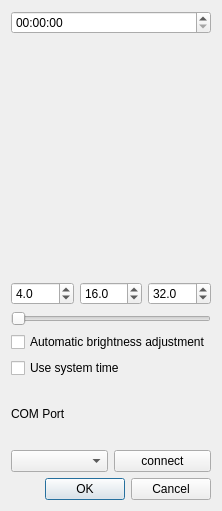
Old version of the form Software/PyClockSetup/pyclocksetup.ui in the repository kuellenberg/7-Segment-RGB-Clock.
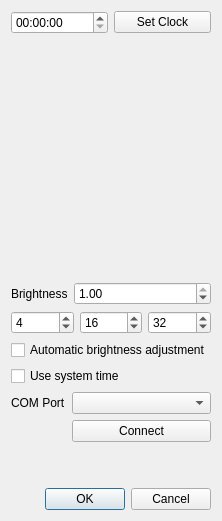
New version of the form. Custom widgets are drawn as their Qt base class.

Diff of the .ui file:
```diff
--- a/Software/PyClockSetup/pyclocksetup.ui
+++ b/Software/PyClockSetup/pyclocksetup.ui
@@ -7,15 +7,9 @@
     <x>0</x>
     <y>0</y>
     <width>218</width>
-    <height>511</height>
+    <height>519</height>
    </rect>
   </property>
-  <property name="sizePolicy">
-   <sizepolicy hsizetype="Preferred" vsizetype="Preferred">
-    <horstretch>0</horstretch>
-    <verstretch>0</verstretch>
-   </sizepolicy>
-  </property>
   <property name="minimumSize">
    <size>
     <width>0</width>
@@ -24,23 +18,34 @@
   </property>
   <property name="maximumSize">
    <size>
-    <width>221</width>
-    <height>511</height>
+    <width>1000</width>
+    <height>1000</height>
    </size>
   </property>
   <property name="windowTitle">
    <string>PyClockSetup</string>
   </property>
-  <layout class="QVBoxLayout" name="verticalLayout">
+  <layout class="QVBoxLayout" name="verticalLayout" stretch="0,0,0,0,0,0,0,0,1,0">
    <item>
-    <widget class="QTimeEdit" name="timeEdit">
-     <property name="displayFormat">
-      <string>HH:mm:ss</string>
-     </property>
-     <property name="timeSpec">
-      <enum>Qt::LocalTime</enum>
-     </property>
-    </widget>
+    <layout class="QHBoxLayout" name="horizontalLayout">
+     <item>
+      <widget class="QTimeEdit" name="timeEdit">
+       <property name="displayFormat">
+        <string>HH:mm:ss</string>
+       </property>
+       <property name="timeSpec">
+        <enum>Qt::LocalTime</enum>
+       </property>
+      </widget>
+     </item>
+     <item>
+      <widget class="QPushButton" name="setClockButton">
+       <property name="text">
+        <string>Set Clock</string>
+       </property>
+      </widget>
+     </item>
+    </layout>
    </item>
    <item>
     <widget class="ColorPicker" name="cp" native="true">
@@ -74,65 +79,79 @@
      </property>
     </widget>
    </item>
+   <item>
+    <layout class="QFormLayout" name="formLayout_4">
+     <item row="0" column="0">
+      <widget class="QLabel" name="label_2">
+       <property name="text">
+        <string>Brightness</string>
+       </property>
+      </widget>
+     </item>
+     <item row="0" column="1">
+      <widget class="QDoubleSpinBox" name="brightness">
+       <property name="decimals">
+        <number>2</number>
+       </property>
+       <property name="minimum">
+        <double>0.000000000000000</double>
+       </property>
+       <property name="maximum">
+        <double>1.000000000000000</double>
+       </property>
+       <property name="singleStep">
+        <double>0.100000000000000</double>
+       </property>
+       <property name="value">
+        <double>1.000000000000000</double>
+       </property>
+      </widget>
+     </item>
+    </layout>
+   </item>
    <item>
     <layout class="QHBoxLayout" name="horizontalLayout_2">
      <item>
-      <widget class="QDoubleSpinBox" name="redDiv">
-       <property name="decimals">
-        <number>1</number>
-       </property>
+      <widget class="QSpinBox" name="redDiv">
        <property name="minimum">
-        <double>2.000000000000000</double>
+        <number>2</number>
        </property>
        <property name="maximum">
-        <double>255.000000000000000</double>
+        <number>127</number>
        </property>
        <property name="value">
-        <double>4.000000000000000</double>
+        <number>4</number>
        </property>
       </widget>
      </item>
      <item>
-      <widget class="QDoubleSpinBox" name="greenDiv">
-       <property name="decimals">
-        <number>1</number>
-       </property>
+      <widget class="QSpinBox" name="greenDiv">
        <property name="minimum">
-        <double>2.000000000000000</double>
+        <number>2</number>
        </property>
        <property name="maximum">
-        <double>256.000000000000000</double>
+        <number>127</number>
        </property>
        <property name="value">
-        <double>16.000000000000000</double>
+        <number>16</number>
        </property>
       </widget>
      </item>
      <item>
-      <widget class="QDoubleSpinBox" name="blueDiv">
-       <property name="decimals">
-        <number>1</number>
-       </property>
+      <widget class="QSpinBox" name="blueDiv">
        <property name="minimum">
-        <double>2.000000000000000</double>
+        <number>5</number>
        </property>
        <property name="maximum">
-        <double>256.000000000000000</double>
+        <number>127</number>
        </property>
        <property name="value">
-        <double>32.000000000000000</double>
+        <number>32</number>
        </property>
       </widget>
      </item>
     </layout>
    </item>
-   <item>
-    <widget class="QSlider" name="brightnessSlider">
-     <property name="orientation">
-      <enum>Qt::Horizontal</enum>
-     </property>
-    </widget>
-   </item>
    <item>
     <widget class="QCheckBox" name="autoBrightness">
      <property name="sizePolicy">
@@ -154,26 +173,42 @@
     </widget>
    </item>
    <item>
-    <widget class="QLabel" name="label">
-     <property name="text">
-      <string>COM Port</string>
-     </property>
-    </widget>
-   </item>
-   <item>
-    <layout class="QHBoxLayout" name="horizontalLayout">
-     <item>
+    <layout class="QFormLayout" name="formLayout">
+     <item row="0" column="0">
+      <widget class="QLabel" name="label">
+       <property name="text">
+        <string>COM Port</string>
+       </property>
+      </widget>
+     </item>
+     <item row="0" column="1">
       <widget class="QComboBox" name="serialPorts"/>
      </item>
-     <item>
+     <item row="1" column="1">
       <widget class="QPushButton" name="connectButton">
        <property name="text">
-        <string>connect</string>
+        <string>Connect</string>
        </property>
       </widget>
      </item>
     </layout>
    </item>
+   <item>
+    <spacer name="verticalSpacer">
+     <property name="orientation">
+      <enum>Qt::Vertical</enum>
+     </property>
+     <property name="sizeType">
+      <enum>QSizePolicy::MinimumExpanding</enum>
+     </property>
+     <property name="sizeHint" stdset="0">
+      <size>
+       <width>20</width>
+       <height>40</height>
+      </size>
+     </property>
+    </spacer>
+   </item>
    <item>
     <widget class="QDialogButtonBox" name="buttonBox">
      <property name="orientation">
@@ -189,7 +224,7 @@
  <customwidgets>
   <customwidget>
    <class>ColorPicker</class>
-   <extends>QWidget</extends>
+   <extends>QLabel</extends>
    <header>ColorPicker</header>
    <container>1</container>
   </customwidget>
```
Left out of the diff: 6 changed lines with no effect on the pictures.
